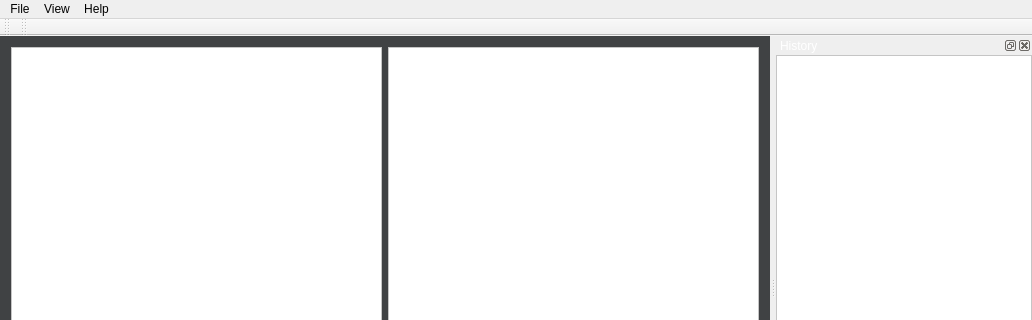
Old version of the form egCAS/src/menu/mainwindow.ui in the repository majojoe/egcas-core; both pictures show x 0 to 1032 and y 0 to 320 of the 1032 by 559 pixel window.
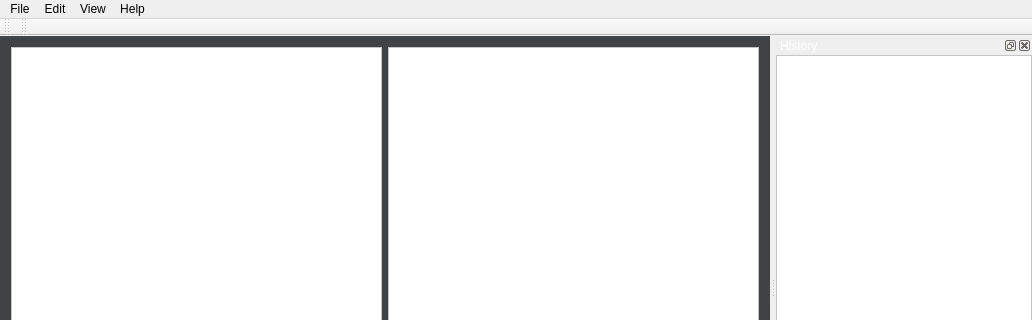
New version of the form. Icons and pictures are not drawn. Custom widgets are drawn as their Qt base class.

What changed in the file:
```diff
--- a/egCAS/src/menu/mainwindow.ui
+++ b/egCAS/src/menu/mainwindow.ui
@@ -110,7 +110,14 @@
     <addaction name="mnu_autoCalc"/>
     <addaction name="mnu_CalculateDocument"/>
    </widget>
+   <widget class="QMenu" name="menuEdit">
+    <property name="title">
+     <string>Edit</string>
+    </property>
+    <addaction name="mnu_insert_graphic"/>
+   </widget>
    <addaction name="menuFile"/>
+   <addaction name="menuEdit"/>
    <addaction name="menuView"/>
    <addaction name="menuHelp"/>
   </widget>
```
Left out of the diff: 9 changed lines with no effect on the pictures.
